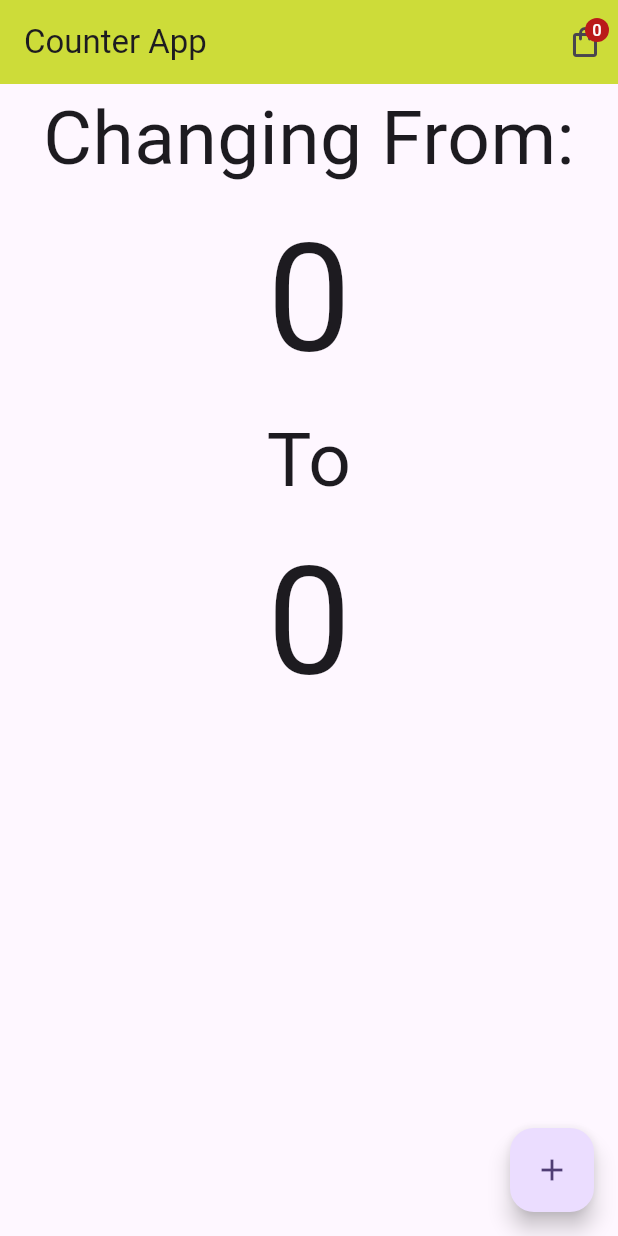
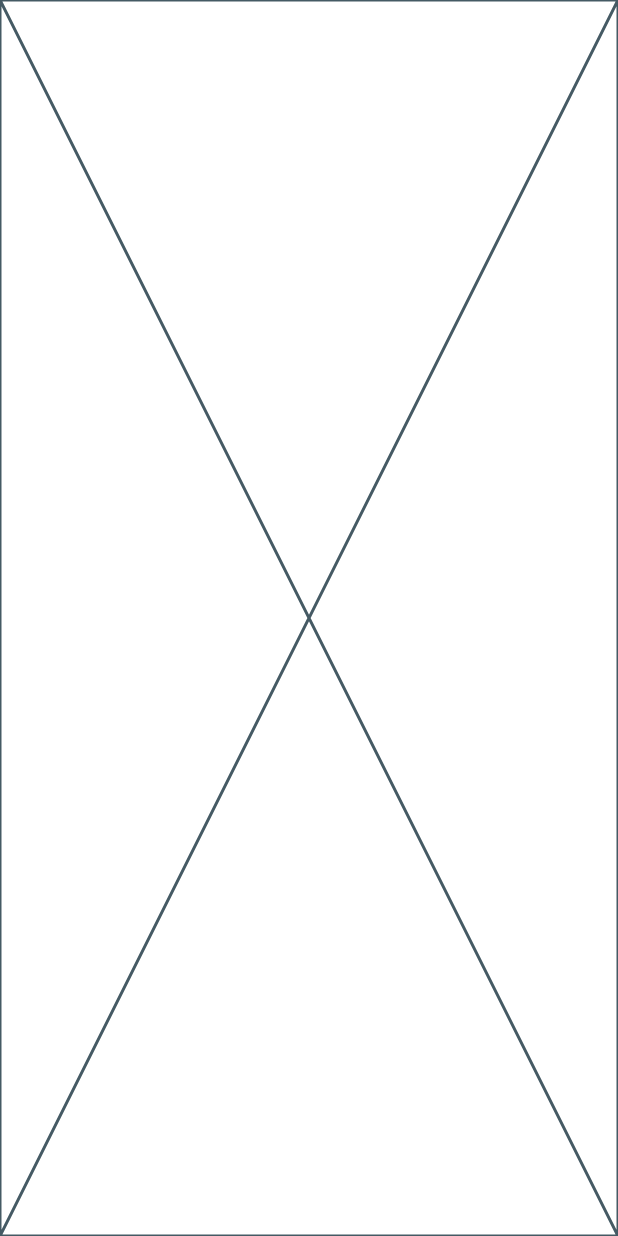
Before and after one commit to Mohsin0700/Learning_Block_Architecture_Flutter, a Flutter app: the screen it shows after launch, on a phone screen of 412 x 824 dp. Run offline on Flutter 3.47's test engine with Material 3 defaults, Android fonts, the phone set to English and light mode, and no system bars; our stand-ins replace bloc, flutter_bloc.

Commit message:
Files are udpated

```diff
--- a/lib/main.dart
+++ b/lib/main.dart
@@ -1,7 +1,12 @@
 import 'package:flutter/material.dart';
+import 'package:flutter_bloc/flutter_bloc.dart';
+import 'package:learning_block/mini_apps/counter_app/counter_cubit.dart';
 import 'package:learning_block/mini_apps/counter_app/counter_view.dart';
+import 'package:learning_block/mini_apps/counter_two/counter.dart';
+import 'package:learning_block/mini_apps/counter_two/counter_observer.dart';
 
 void main() {
+  Bloc.observer = CounterObserver();
   runApp(const MyApp());
 }
 
@@ -17,7 +22,8 @@ class MyApp extends StatelessWidget {
       theme: ThemeData(
         colorScheme: ColorScheme.fromSeed(seedColor: Colors.deepPurple),
       ),
-      home: CounterApp(),
+      // home: BlocProvider(create: (_) => CounterCubit(), child: CounterApp()),
+      home: BlocProvider(create: (_) => CounterCubit(), child: Counter()),
     );
   }
 }
--- a/lib/mini_apps/counter_app/counter_view.dart
+++ b/lib/mini_apps/counter_app/counter_view.dart
@@ -20,6 +20,7 @@ class _CounterAppState extends State<CounterApp> {
 
   @override
   Widget build(BuildContext context) {
+    print("Widget Build");
     return Scaffold(
       appBar: AppBar(
         title: Text('Counter App'),
@@ -39,7 +40,7 @@ class _CounterAppState extends State<CounterApp> {
       ),
       body: Center(
         child: BlocBuilder<CounterCubit, int>(
-          bloc: counterCubit,
+          // bloc: counterCubit,
           builder: (context, count) {
             return Column(
               children: [
@@ -49,10 +50,7 @@ class _CounterAppState extends State<CounterApp> {
                   style: TextStyle(fontSize: 100),
                 ),
                 Text('To', style: TextStyle(fontSize: 50)),
-                Text(
-                  counterCubit.state.toString(),
-                  style: TextStyle(fontSize: 100),
-                ),
+                Text(count.toString(), style: TextStyle(fontSize: 100)),
               ],
             );
           },
@@ -60,7 +58,7 @@ class _CounterAppState extends State<CounterApp> {
       ),
       floatingActionButton: FloatingActionButton(
         onPressed: () {
-          counterCubit.increment();
+          context.read<CounterCubit>().increment();
         },
         child: Icon(Icons.add),
       ),
--- /dev/null
+++ b/lib/mini_apps/counter_two/counter.dart
@@ -0,0 +1,10 @@
+import 'package:flutter/material.dart';
+
+class Counter extends StatelessWidget {
+  const Counter({super.key});
+
+  @override
+  Widget build(BuildContext context) {
+    return const Placeholder();
+  }
+}
```
Also changed, not shown: lib/mini_apps/counter_two/counter_observer.dart (added, +12 -0 lines).
